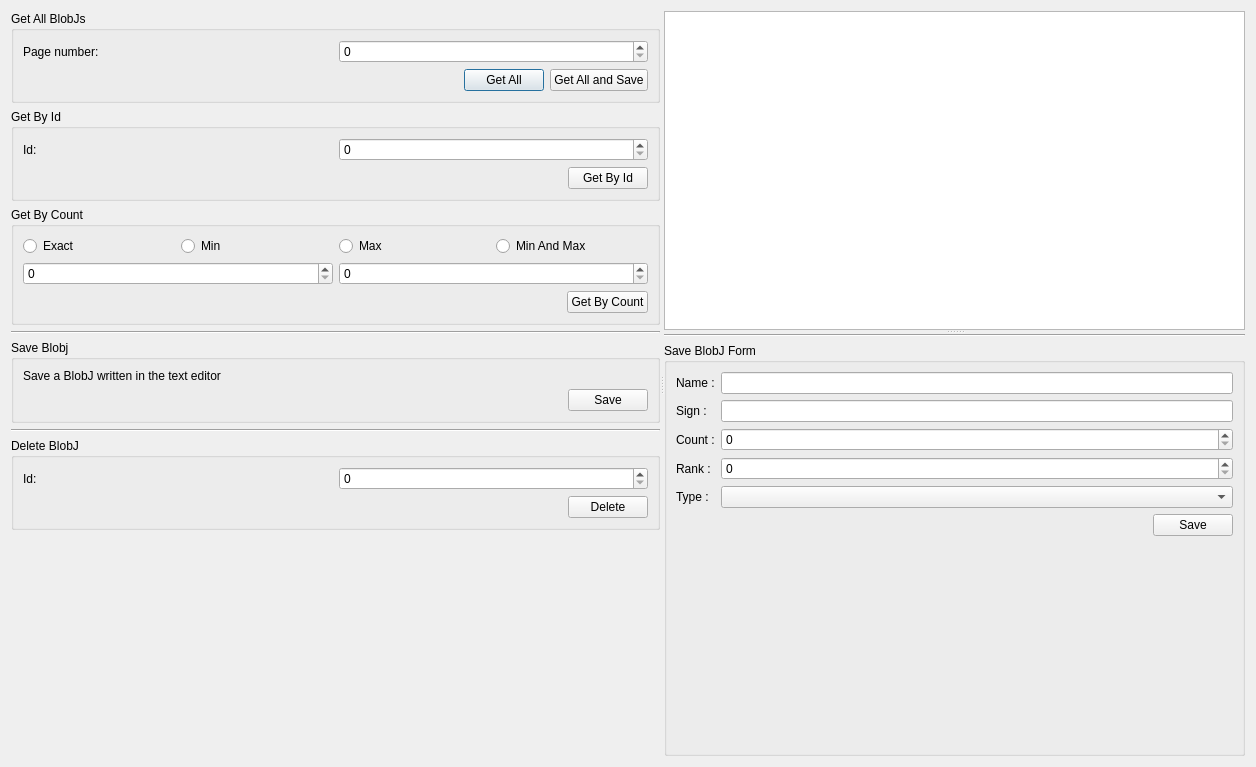
Old version of the form dialog.ui in the repository AyNeumann/DraftQtProject.
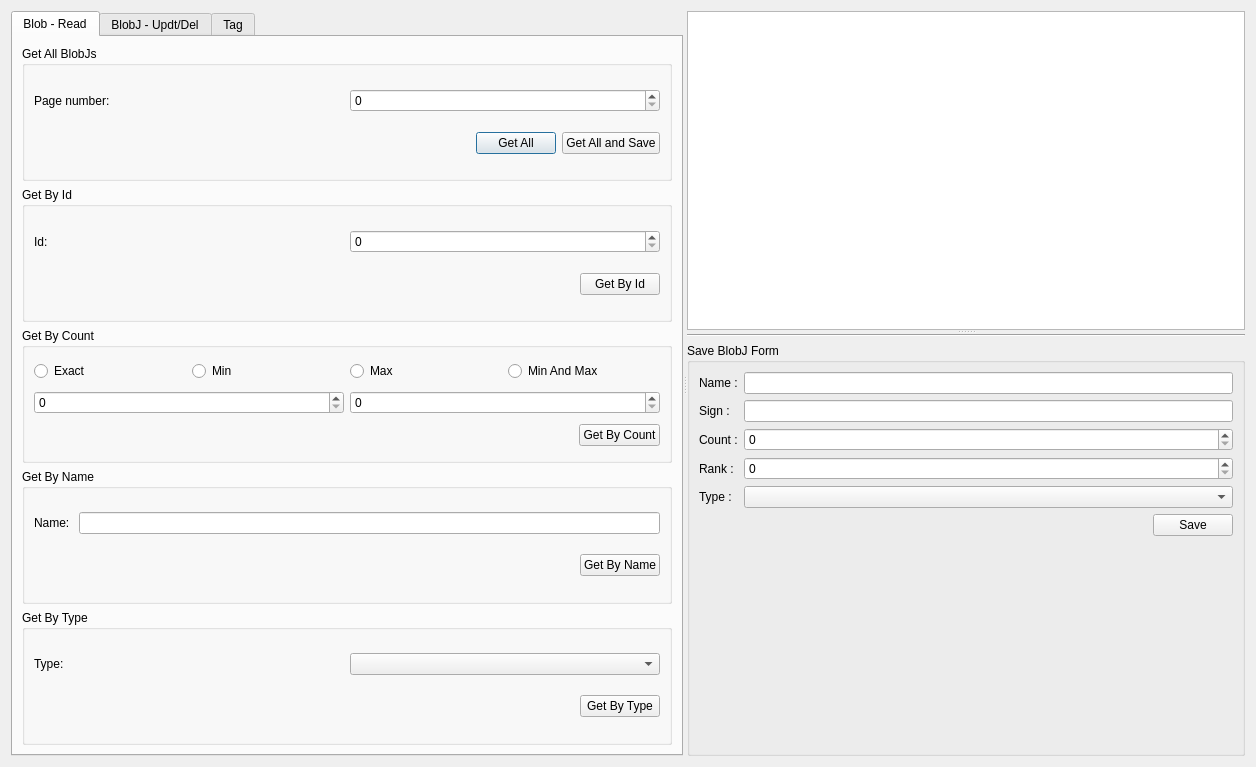
New version of the form.

Commit message: ADD TABS TO SEPERATE CRUD OPERATION ON BLOBJ

Diff of the .ui file:
```diff
--- a/dialog.ui
+++ b/dialog.ui
@@ -13,26 +13,21 @@
   <property name="windowTitle">
    <string>Dialog</string>
   </property>
-  <layout class="QHBoxLayout" name="horizontalLayout_11">
+  <layout class="QVBoxLayout" name="verticalLayout_10">
    <item>
     <widget class="QSplitter" name="splitter_2">
-     <property name="sizePolicy">
-      <sizepolicy hsizetype="Preferred" vsizetype="Preferred">
-       <horstretch>0</horstretch>
-       <verstretch>0</verstretch>
-      </sizepolicy>
-     </property>
-     <property name="maximumSize">
-      <size>
-       <width>16777215</width>
-       <height>16777215</height>
-      </size>
-     </property>
      <property name="orientation">
       <enum>Qt::Horizontal</enum>
      </property>
-     <widget class="QWidget" name="layoutWidget">
-      <layout class="QVBoxLayout" name="verticalLayout_9">
+     <widget class="QTabWidget" name="tabWidget">
+      <property name="currentIndex">
+       <number>0</number>
+      </property>
+      <widget class="QWidget" name="tab_BlobGet">
+       <attribute name="title">
+        <string>Blob - Read</string>
+       </attribute>
+       <layout class="QVBoxLayout" name="verticalLayout_12">
        <item>
         <widget class="QGroupBox" name="groupBox">
          <property name="sizePolicy">
@@ -249,24 +244,106 @@
         </widget>
        </item>
        <item>
-        <widget class="Line" name="line">
-         <property name="sizePolicy">
-          <sizepolicy hsizetype="Preferred" vsizetype="Fixed">
-           <horstretch>0</horstretch>
-           <verstretch>0</verstretch>
-          </sizepolicy>
-         </property>
-         <property name="maximumSize">
+         <widget class="QGroupBox" name="groupBox_7">
+          <property name="title">
+           <string>Get By Name</string>
+          </property>
+          <layout class="QVBoxLayout" name="verticalLayout_9">
+           <item>
+            <layout class="QHBoxLayout" name="horizontalLayout_13">
+             <item>
+              <widget class="QLabel" name="label_10">
+               <property name="text">
+                <string>Name: </string>
+               </property>
+              </widget>
+             </item>
+             <item>
+              <widget class="QLineEdit" name="lE_BlobJName_Get"/>
+             </item>
+            </layout>
+           </item>
+           <item>
+            <layout class="QHBoxLayout" name="horizontalLayout_11">
+             <item>
+              <spacer name="horizontalSpacer_7">
+               <property name="orientation">
+                <enum>Qt::Horizontal</enum>
+               </property>
+               <property name="sizeHint" stdset="0">
           <size>
-           <width>16777215</width>
-           <height>16777215</height>
-          </size>
-         </property>
+                 <width>40</width>
+                 <height>20</height>
+                </size>
+               </property>
+              </spacer>
+             </item>
+             <item>
+              <widget class="QPushButton" name="pB_GetByName">
+               <property name="text">
+                <string>Get By Name</string>
+               </property>
+              </widget>
+             </item>
+            </layout>
+           </item>
+          </layout>
+         </widget>
+        </item>
+        <item>
+         <widget class="QGroupBox" name="groupBox_8">
+          <property name="title">
+           <string>Get By Type</string>
+          </property>
+          <layout class="QVBoxLayout" name="verticalLayout_11">
+           <item>
+            <layout class="QHBoxLayout" name="horizontalLayout_14">
+             <item>
+              <widget class="QLabel" name="label_11">
+               <property name="text">
+                <string>Type: </string>
+               </property>
+              </widget>
+             </item>
+             <item>
+              <widget class="QComboBox" name="cB_BlobJType_Get"/>
+             </item>
+            </layout>
+           </item>
+           <item>
+            <layout class="QHBoxLayout" name="horizontalLayout_15">
+             <item>
+              <spacer name="horizontalSpacer_8">
          <property name="orientation">
           <enum>Qt::Horizontal</enum>
          </property>
-        </widget>
-       </item>
+               <property name="sizeHint" stdset="0">
+                <size>
+                 <width>40</width>
+                 <height>20</height>
+                </size>
+               </property>
+              </spacer>
+             </item>
+             <item>
+              <widget class="QPushButton" name="pB_GetByType">
+               <property name="text">
+                <string>Get By Type</string>
+               </property>
+              </widget>
+             </item>
+            </layout>
+           </item>
+          </layout>
+         </widget>
+        </item>
+       </layout>
+      </widget>
+      <widget class="QWidget" name="tab_BlobJUpDel">
+       <attribute name="title">
+        <string>BlobJ - Updt/Del</string>
+       </attribute>
+       <layout class="QVBoxLayout" name="verticalLayout_13">
        <item>
         <widget class="QGroupBox" name="groupBox_3">
          <property name="sizePolicy">
@@ -319,25 +396,6 @@
          </layout>
         </widget>
        </item>
-       <item>
-        <widget class="Line" name="line_2">
-         <property name="sizePolicy">
-          <sizepolicy hsizetype="Preferred" vsizetype="Fixed">
-           <horstretch>0</horstretch>
-           <verstretch>0</verstretch>
-          </sizepolicy>
-         </property>
-         <property name="maximumSize">
-          <size>
-           <width>16777215</width>
-           <height>16777215</height>
-          </size>
-         </property>
-         <property name="orientation">
-          <enum>Qt::Horizontal</enum>
-         </property>
-        </widget>
-       </item>
        <item>
         <widget class="QGroupBox" name="groupBox_4">
          <property name="sizePolicy">
@@ -397,20 +455,13 @@
          </layout>
         </widget>
        </item>
-       <item>
-        <spacer name="verticalSpacer">
-         <property name="orientation">
-          <enum>Qt::Vertical</enum>
-         </property>
-         <property name="sizeHint" stdset="0">
-          <size>
-           <width>20</width>
-           <height>40</height>
-          </size>
-         </property>
-        </spacer>
-       </item>
-      </layout>
+       </layout>
+      </widget>
+      <widget class="QWidget" name="tab_Tag">
+       <attribute name="title">
+        <string>Tag</string>
+       </attribute>
+      </widget>
      </widget>
      <widget class="QSplitter" name="splitter">
       <property name="orientation">
```
Lines whose indentation alone changed are shown as unchanged. The commit also changes 3 other files.
